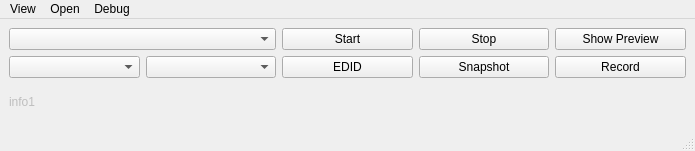
Qt form apps/qt6_viewer/mainwindow.ui (MarquezLin/Gcapture_qt6_srcroot) before a commit.
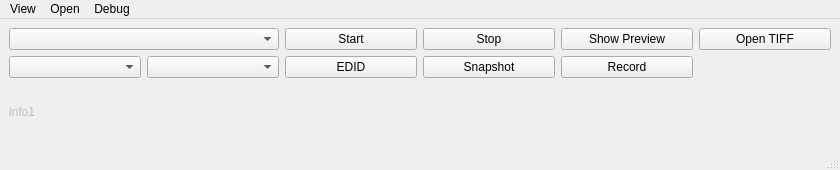
The same form after that commit. Icons and pictures are not drawn.

Commit message:
Add TIFF analyzer UI and WIC-based TIFF bit-depth inspection
- add an Open TIFF button to the main window
- add Open TIFF Analyzer... to the Open menu
- support loading .tif / .tiff files
- analyze TIFF data through WIC
- report stored/effective bit depth, 10-bit ramp detection, pixel format, and value statistics
- add a dedicated TIFF 10-bit Analyzer window for the full report
- show a summary in labelinfo1 on the main window

The edit to the form file:
```diff
--- a/apps/qt6_viewer/mainwindow.ui
+++ b/apps/qt6_viewer/mainwindow.ui
@@ -6,8 +6,8 @@
    <rect>
     <x>0</x>
     <y>0</y>
-    <width>695</width>
-    <height>151</height>
+    <width>840</width>
+    <height>170</height>
    </rect>
   </property>
   <property name="windowTitle">
@@ -50,7 +50,7 @@
     <item row="1" column="0">
      <widget class="QComboBox" name="comboBackend"/>
     </item>
-    <item row="2" column="0" colspan="5">
+    <item row="2" column="0" colspan="6">
      <widget class="QLabel" name="labelinfo1">
       <property name="enabled">
        <bool>false</bool>
@@ -70,6 +70,13 @@
       </property>
      </widget>
     </item>
+    <item row="0" column="5">
+     <widget class="QPushButton" name="btnOpenTiff">
+      <property name="text">
+       <string>Open TIFF</string>
+      </property>
+     </widget>
+    </item>
     <item row="0" column="0" colspan="2">
      <widget class="QComboBox" name="comboDevice"/>
     </item>
@@ -90,7 +97,7 @@
     <rect>
      <x>0</x>
      <y>0</y>
-     <width>695</width>
+     <width>840</width>
      <height>21</height>
     </rect>
    </property>
```
Left out of the diff: 6 changed lines with no effect on the pictures. The commit also changes 7 other files.
